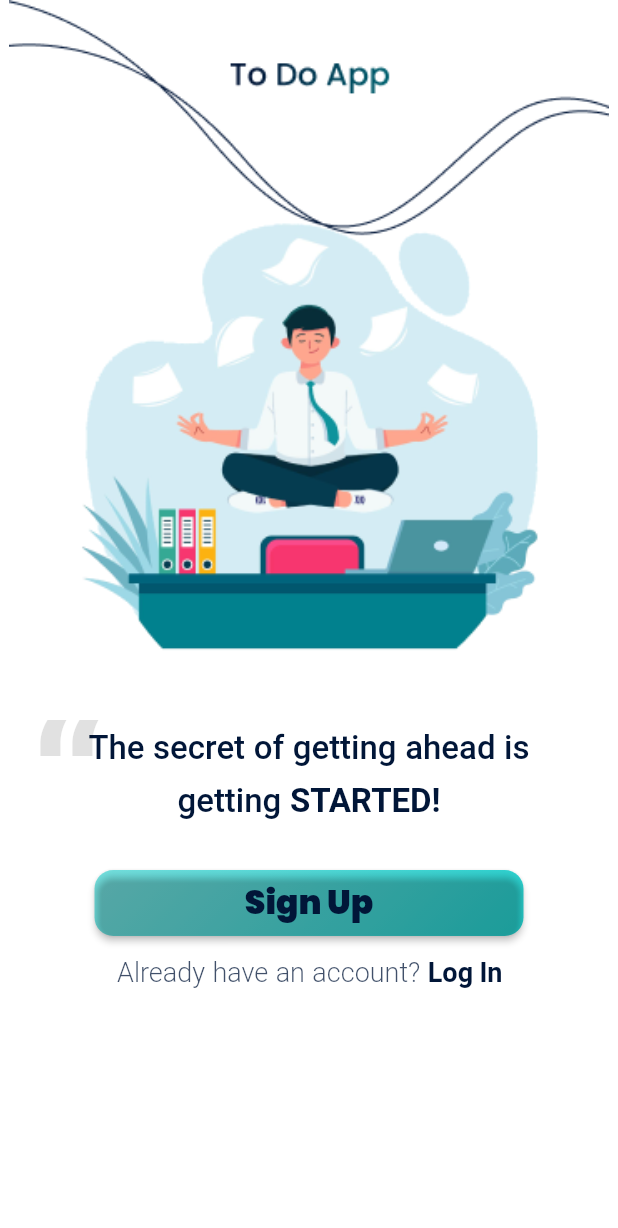
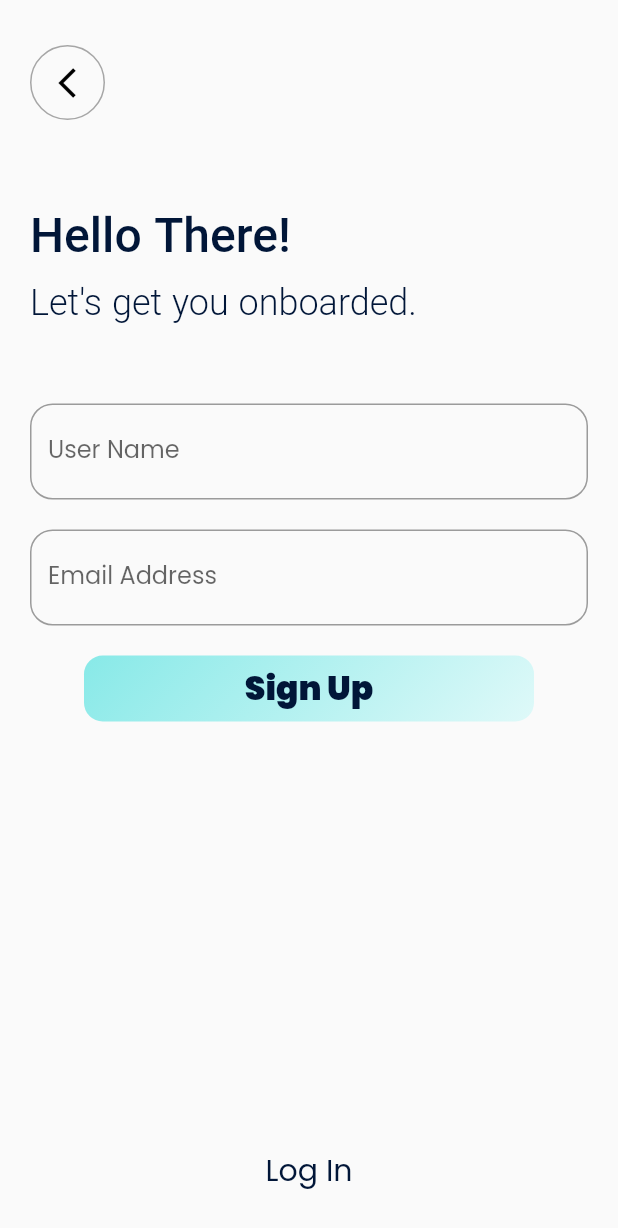
Before and after one commit to anannyapm/Taskido--To-Do-App, a Flutter app: the OnboardingHome screen opened directly, after a tap on "Sign Up", on a phone screen of 412 x 824 dp. Shown: the top 1228 px of the screen. Run offline on Flutter 3.47's test engine with Material 2 defaults, Android fonts, the phone set to English and light mode, and no system bars; our stand-ins replace google_fonts; Roboto replaces fonts that are missing (Poly).

Commit message:
Added widgets and code for signup page

```diff
--- a/lib/views/screens/onboardinghome.dart
+++ b/lib/views/screens/onboardinghome.dart
@@ -1,5 +1,7 @@
 import 'package:flutter/material.dart';
 import 'package:google_fonts/google_fonts.dart';
+import 'package:todoapp/views/screens/signup.dart';
+import 'package:todoapp/views/widgets/gradientbox.dart';
 
 class OnboardingHome extends StatelessWidget {
   const OnboardingHome({super.key});
@@ -24,10 +26,11 @@ class OnboardingHome extends StatelessWidget {
                 ),
                 Stack(
                   children: [
+
                     Positioned(
                       child: Align(
                         child: SizedBox(
-                          width: 300,
+                          width: 280,
                           height: 100,
                           child: RichText(
                             textAlign: TextAlign.center,
@@ -58,9 +61,12 @@ class OnboardingHome extends StatelessWidget {
                         ),
                       ),
                     ),
+
+
+
                     Positioned(
-                      left: 20,
-                      top: -30,
+                      left: 18,
+                      top: -25,
                       width: 49,
                       height: 80,
                       child: SizedBox(
@@ -70,49 +76,26 @@ class OnboardingHome extends StatelessWidget {
                             fontFamily: GoogleFonts.poly().fontFamily,
                             fontSize: 130,
                             fontWeight: FontWeight.w500,
-                            color: const Color(0x1e000000),
+                            color: Color(0x11000000),
                           ),
                         ),
                       ),
                     ),
                   ],
                 ),
+                /* SizedBox(
+                  height: 30,
+                ), */
                 Align(
-                  child: Container(
-                    width: 286,
-                    height: 44,
-                    decoration: BoxDecoration(
-                      borderRadius: BorderRadius.circular(12.5),
-                      gradient: const LinearGradient(
-                        begin: Alignment(-2.084, -18.136),
-                        end: Alignment(1.392, 4.273),
-                        colors: <Color>[
-                          Color.fromARGB(255, 255, 255, 255),
-                          Color.fromARGB(255, 4, 209, 206)
-                        ],
-                        stops: <double>[0, 1],
-                      ),
-                    ),
-                    child: ElevatedButton(
-                      onPressed: () {
-                        Navigator.of(context).push(MaterialPageRoute(
-                            builder: (context) => const OnboardingHome()));
-                      },
-                      style: ElevatedButton.styleFrom(
-                        backgroundColor: Colors.transparent,
-                        //shadowColor: Colors.transparent,
-                        shape: RoundedRectangleBorder(
-                            borderRadius: BorderRadius.circular(12.5)),
-                      ),
-                      child: const Text(
-                        "Sign Up",
-                        style: TextStyle(
-                            fontWeight: FontWeight.w900,
-                            fontSize: 22,
-                            color: Color(0xff011638)),
-                      ),
-                    ),
-                  ),
+                  child: GradientBox(
+                    colorStart: Color.fromARGB(255, 255, 255, 255),
+                    colorEnd: Color.fromARGB(255, 4, 209, 206),
+                    gradFunction: () =>  Navigator.of(context).push(MaterialPageRoute(
+                            builder: (context) => const ScreenSignUp())) ,
+                            textVal: "Sign Up",
+                            textColor: Color(0xff011638),)
+
+
                 ),
                 Container(
                   // alreadyhaveanaccountloginSbh (8:45)
--- /dev/null
+++ b/lib/views/screens/signup.dart
@@ -0,0 +1,119 @@
+import 'package:flutter/material.dart';
+import 'package:todoapp/views/screens/onboardinghome.dart';
+import 'package:todoapp/views/widgets/gradientbox.dart';
+
+import '../widgets/loginwidgets/bottombarwidget.dart';
+import '../widgets/loginwidgets/headingmessage.dart';
+import '../widgets/loginwidgets/textfieldwidget.dart';
+
+class ScreenSignUp extends StatefulWidget {
+  const ScreenSignUp({super.key});
+
+  @override
+  State<ScreenSignUp> createState() => _ScreenSignUpState();
+}
+
+class _ScreenSignUpState extends State<ScreenSignUp> {
+  final _formKey = GlobalKey<FormState>();
+  @override
+  Widget build(BuildContext context) {
+    return SafeArea(
+      child: Scaffold(
+        body: Container(
+            margin: const EdgeInsets.all(20),
+            child: Column(
+              crossAxisAlignment: CrossAxisAlignment.start,
+              children: [
+                Container(
+                  margin: const EdgeInsets.only(top: 10),
+                  decoration: BoxDecoration(
+                      borderRadius: BorderRadius.circular(50),
+                      border: Border.all(
+                          color: const Color.fromARGB(107, 51, 51, 51))),
+                  child: IconButton(
+                    icon: const Icon(
+                      Icons.arrow_back_ios_outlined,
+                      color: Colors.black,
+                    ),
+                    onPressed: () {
+                      Navigator.of(context).push(MaterialPageRoute(
+                          builder: (ctx) => const OnboardingHome()));
+                    },
+                  ),
+                ),
+                const SizedBox(
+                  height: 50,
+                ),
+                Expanded(
+                  child: Column(
+                    crossAxisAlignment: CrossAxisAlignment.start,
+                    //mainAxisAlignment: MainAxisAlignment.spaceEvenly,
+                    children: [
+                      const HeadingMessage(
+                        heading: "Hello There!\n",
+                        subheading: "Let\'s get you onboarded.",
+                      ),
+
+                      const SizedBox(
+                        height: 50,
+                      ),
+
+                      Form(
+                        key: _formKey,
+
+                        //child: Expanded(
+                        child: Column(
+                          //crossAxisAlignment: CrossAxisAlignment.start,
+                          //mainAxisAlignment: MainAxisAlignment.center,
+                          children: [
+                            const TextFieldWidget(
+                              hint: "Enter User Name",
+                              label: "User Name",
+                            ),
+                            const SizedBox(
+                              height: 20,
+                            ),
+                            const TextFieldWidget(
+                                hint: "Enter Email Address",
+                                label: "Email Address"),
+                            const SizedBox(
+                              height: 20,
+                            ),
+                            Align(
+                              child: GradientBox(
+                                colorStart:
+                                    const Color.fromARGB(255, 255, 255, 255),
+                                colorEnd:
+                                    const Color.fromARGB(255, 4, 209, 206),
+                                gradFunction: () {
+                                  if (_formKey.currentState!.validate()) {
+                                    Navigator.of(context).push(
+                                        MaterialPageRoute(
+                                            builder: (context) =>
+                                                const ScreenSignUp()));
+                                  } else {
+                                    print('Empty fields found');
+                                  }
+                                },
+                                textVal: "Sign Up",
+                                textColor: const Color(0xff011638),
+                              ),
+                            )
+                          ],
+                        ),
+                      ),
+                      //),
+                    ],
+                  ),
+                ),
+                const Align(
+                    alignment: Alignment.bottomCenter,
+                    child: BottomTextButton(
+                      linkText: 'Log In',
+                    ))
+              ],
+            )),
+      ),
+    );
+  }
+}
--- a/lib/views/screens/splashscreen.dart
+++ b/lib/views/screens/splashscreen.dart
@@ -1,5 +1,6 @@
 import 'package:flutter/material.dart';
 import 'package:todoapp/views/screens/onboardinghome.dart';
+import 'package:todoapp/views/widgets/gradientbox.dart';
 import 'package:todoapp/views/widgets/gradienttext.dart';
 
 class ScreenSplash extends StatefulWidget {
@@ -18,7 +19,7 @@ class _ScreenSplashState extends State<ScreenSplash> {
         decoration: const BoxDecoration(
             color: Colors.white,
             image: DecorationImage(
-                image: AssetImage('assets/images/lineart.png'), scale: 0.8)),
+                image: AssetImage('assets/images/lineart.png'), scale: 0.8, fit: BoxFit.cover)),
 
         //Scaffold area
         child: Scaffold(
@@ -80,36 +81,15 @@ class _ScreenSplashState extends State<ScreenSplash> {
                 //elevatted button is addded inside the  container to give color gradient to button
 
                 child: Align(
-                  child: Container(
-                    width: 286,
-                    height: 44,
-                    decoration: BoxDecoration(
-                      borderRadius: BorderRadius.circular(12.5),
-                      gradient: const LinearGradient(
-                        begin: Alignment(-1.692, 3.409),
-                        end: Alignment(-0.545, -3.5),
-                        colors: <Color>[Color(0xff00a9a5), Color(0xff011638)],
-                        stops: <double>[0, 1],
-                      ),
-                    ),
-                    child: ElevatedButton(
-                      onPressed: () {
-                        Navigator.of(context).push(MaterialPageRoute(
-                            builder: (context) => OnboardingHome()));
-                      },
-                      style: ElevatedButton.styleFrom(
-                        backgroundColor: Colors.transparent,
-                        shadowColor: Colors.transparent,
-                        shape: RoundedRectangleBorder(
-                            borderRadius: BorderRadius.circular(12.5)),
-                      ),
-                      child: const Text(
-                        "Let's Start",
-                        style: TextStyle(
-                            fontWeight: FontWeight.w900, fontSize: 20),
-                      ),
-                    ),
-                  ),
+                  child: GradientBox(
+                    colorStart:Color(0xff011638) ,
+                    colorEnd: Color(0xff00A9A5),
+                    gradFunction: ()=>Navigator.of(context).push(MaterialPageRoute(
+                            builder: (context) => OnboardingHome())),
+                             textVal: "Let's Start",
+                    textColor: Colors.white,)
+
+
                 ),
               ),
             ],
--- /dev/null
+++ b/lib/views/widgets/gradientbox.dart
@@ -0,0 +1,57 @@
+import 'package:flutter/material.dart';
+import 'package:flutter/src/widgets/framework.dart';
+import 'package:flutter/src/widgets/placeholder.dart';
+
+class GradientBox extends StatelessWidget {
+  final Color colorStart;
+  final Color colorEnd;
+  final VoidCallback gradFunction;
+  final String textVal;
+  final Color textColor ;
+
+  const GradientBox(
+      {super.key,
+      this.colorStart = Colors.white,
+       this.colorEnd=Colors.white,
+      required this.gradFunction,
+      required this.textVal,
+      this.textColor= Colors.black});
+
+  @override
+  Widget build(BuildContext context) {
+    return Container(
+      width: 300,
+      height: 44,
+      decoration: BoxDecoration(
+        borderRadius: BorderRadius.circular(12.5),
+        gradient:  LinearGradient(
+          begin: Alignment(1.392, 4.273),
+          end: Alignment(-2.084, -18.136),
+          colors: <Color>[
+            colorStart,
+            colorEnd,
+            // Color.fromARGB(255, 178, 246, 244),
+          ],
+          stops: <double>[0, 1],
+        ),
+      ),
+      child: ElevatedButton(
+        onPressed: gradFunction,
+        style: ElevatedButton.styleFrom(
+          backgroundColor: Colors.transparent,
+          shadowColor: Colors.transparent,
+          elevation: 0,
+          shape:
+              RoundedRectangleBorder(borderRadius: BorderRadius.circular(12.5)),
+        ),
+        child:  Text(
+          textVal,
+          style: TextStyle(
+              fontWeight: FontWeight.w900,
+              fontSize: 22,
+              color: textColor),
+        ),
+      ),
+    );
+  }
+}
--- /dev/null
+++ b/lib/views/widgets/loginwidgets/bottombarwidget.dart
@@ -0,0 +1,31 @@
+import 'package:flutter/material.dart';
+import 'package:flutter/src/widgets/framework.dart';
+import 'package:flutter/src/widgets/placeholder.dart';
+
+class BottomTextButton extends StatelessWidget {
+  final String linkText;
+  const BottomTextButton(
+
+    {super.key,
+    required this.linkText});
+
+  @override
+  Widget build(BuildContext context) {
+    return TextButton(
+      onPressed: () {},
+      style: TextButton.styleFrom(
+        padding: EdgeInsets.zero,
+      ),
+      child: Text(
+        linkText,
+        style: TextStyle(
+          fontSize: 20,
+          fontWeight: FontWeight.w400,
+          height: 1.5,
+          color: Color(0xff011638),
+        ),
+      ),
+    );
+
+  }
+}
--- /dev/null
+++ b/lib/views/widgets/loginwidgets/headingmessage.dart
@@ -0,0 +1,37 @@
+import 'package:flutter/material.dart';
+import 'package:flutter/src/widgets/framework.dart';
+import 'package:flutter/src/widgets/placeholder.dart';
+
+class HeadingMessage extends StatelessWidget {
+  final String heading;
+  final String subheading;
+  const HeadingMessage({super.key,
+  required this.heading,
+  this.subheading=""
+
+  });
+
+  @override
+  Widget build(BuildContext context) {
+    return RichText(
+        text: const TextSpan(
+            style: TextStyle(
+              fontSize: 32,
+              fontWeight: FontWeight.w500,
+              height: 1.5,
+              color: Color(0xff011638),
+            ),
+            children: [
+          TextSpan(text: 'Hello There!\n'),
+          TextSpan(
+            text: 'Let\'s get you onboarded.',
+            style: TextStyle(
+              fontSize: 24,
+              fontWeight: FontWeight.w300,
+              height: 1.5,
+              color: Color(0xff011638),
+            ),
+          ),
+        ]));
+  }
+}
--- /dev/null
+++ b/lib/views/widgets/loginwidgets/textfieldwidget.dart
@@ -0,0 +1,27 @@
+import 'package:flutter/material.dart';
+import 'package:flutter/src/widgets/framework.dart';
+import 'package:flutter/src/widgets/placeholder.dart';
+
+class TextFieldWidget extends StatelessWidget {
+  final String hint;
+  final String label;
+  const TextFieldWidget({super.key, required this.hint, required this.label});
+
+  @override
+  Widget build(BuildContext context) {
+    return TextFormField(
+      decoration: InputDecoration(
+          border: OutlineInputBorder(
+              borderSide: const BorderSide(width: 1, color: Color(0xbf011638)),
+              borderRadius: BorderRadius.circular(15)),
+          hintText: hint,
+          labelText: label),
+      validator: (value) {
+        if (value == null || value.isEmpty) {
+          return 'Name cannot be Empty!';
+        } else
+          return null;
+      },
+    );
+  }
+}
```
